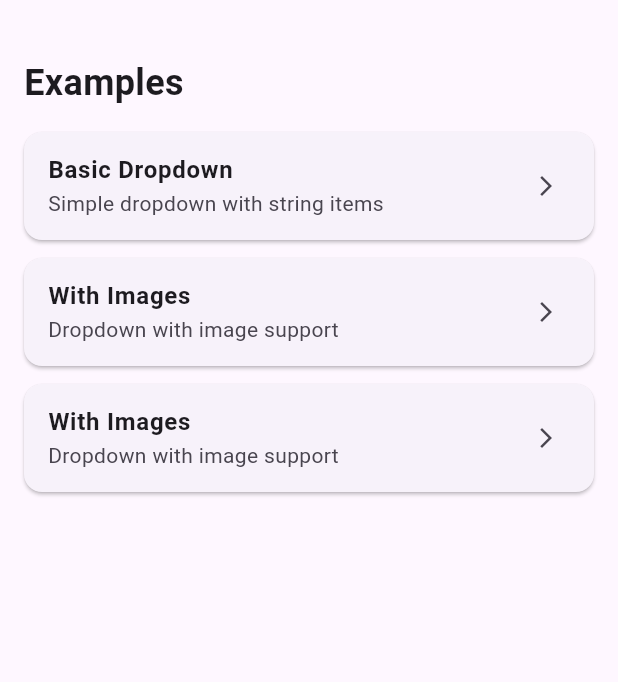
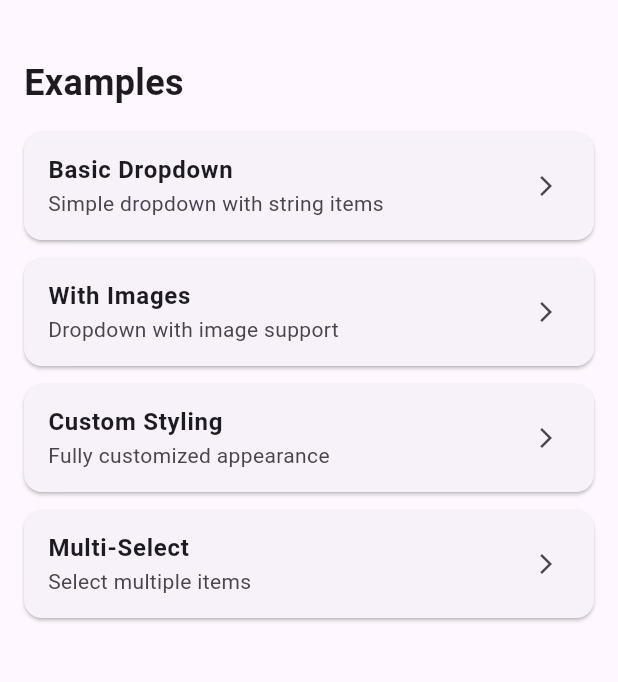
Before and after one commit to darbazrasul/smooth-dropdown-with-search, a Flutter app: the screen it shows after launch, on a phone screen of 412 x 824 dp, the part 63-745 px from its top. Run offline on Flutter 3.47's test engine with Material 3 defaults, Android fonts, the phone set to English and light mode, and no system bars; our stand-ins replace cached_network_image, flutter_hooks, flutter_screenutil, shimmer.

Commit message:
زیادکردنی جۆرێکی درۆپ داوون هەلبژاردنئ یەک دانە و زیاتر

```diff
--- a/lib/screen/home_page.dart
+++ b/lib/screen/home_page.dart
@@ -2,6 +2,7 @@ import 'package:flutter/material.dart';
 import 'package:flutter_screenutil/flutter_screenutil.dart';
 import 'package:smooth_dropdown_with_search/example/basic_example.dart';
 import 'package:smooth_dropdown_with_search/example/image_example.dart';
+import 'package:smooth_dropdown_with_search/example/multi_select_example.dart';
 import 'package:smooth_dropdown_with_search/example/styled_example.dart';
 
 class MyApp extends StatelessWidget {
@@ -52,12 +53,27 @@ class MyApp extends StatelessWidget {
                   builder: (innerCtx) {
                     return _buildExampleCard(
                       innerCtx,
-                      'With Images',
-                      'Dropdown with image support',
+                      'Custom Styling',
+                      'Fully customized appearance',
                       () => Navigator.push(
                         innerCtx,
                         MaterialPageRoute(
                           builder: (_) => const StyledExample(),
+                        ),
+                      ),
+                    );
+                  },
+                ),
+                Builder(
+                  builder: (innerCtx) {
+                    return _buildExampleCard(
+                      innerCtx,
+                      'Multi-Select',
+                      'Select multiple items',
+                      () => Navigator.push(
+                        innerCtx,
+                        MaterialPageRoute(
+                          builder: (_) => const MultiSelectExample(),
                         ),
                       ),
                     );
```
Also changed, not shown: lib/example/multi_select_example.dart (added, +75 -0 lines).
